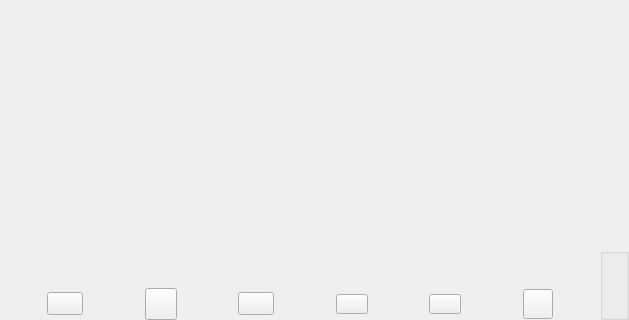
This is examples/qtmegachatapi/callGui.ui in meganz/MEGAchat as Qt 5 draws it before an edit; both pictures show x 0 to 629 and y 158 to 478 of the 629 by 478 pixel window. The edited form follows.
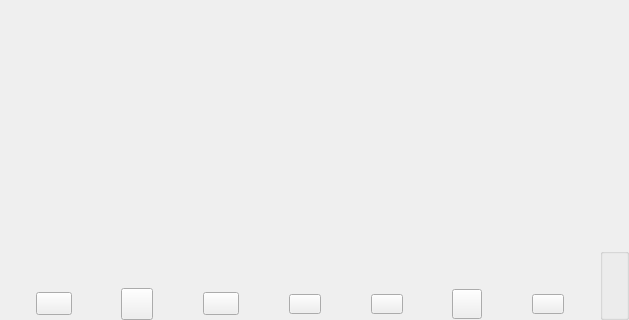
This is the edited form. Icons and pictures are not drawn. Custom widgets are drawn as their Qt base class.

Commit message: Implement Call on hold functionality

Diff of the .ui file:
```diff
--- a/examples/qtmegachatapi/callGui.ui
+++ b/examples/qtmegachatapi/callGui.ui
@@ -460,6 +460,65 @@
                </property>
               </spacer>
              </item>
+             <item>
+              <widget class="QToolButton" name="mCallOnHoldBtn">
+               <property name="sizePolicy">
+                <sizepolicy hsizetype="Fixed" vsizetype="Expanding">
+                 <horstretch>0</horstretch>
+                 <verstretch>0</verstretch>
+                </sizepolicy>
+               </property>
+               <property name="minimumSize">
+                <size>
+                 <width>32</width>
+                 <height>20</height>
+                </size>
+               </property>
+               <property name="maximumSize">
+                <size>
+                 <width>36</width>
+                 <height>20</height>
+                </size>
+               </property>
+               <property name="styleSheet">
+                <string notr="true">QToolButton
+{
+border-image: url(':/callOnHold.png');
+}
+QToolButton:hover
+{
+border-image: url(':/callOnHold2.png');
+}
+QToolButton:checked
+{
+border-image: url(':/callOnHoldActive.png');
+}
+QToolButton:checked:hover
+{
+border-image: url(':/callOnHoldActive2.png');
+}</string>
+               </property>
+               <property name="text">
+                <string/>
+               </property>
+               <property name="checkable">
+                <bool>true</bool>
+               </property>
+              </widget>
+             </item>
+             <item>
+              <spacer name="horizontalSpacer_7">
+               <property name="orientation">
+                <enum>Qt::Horizontal</enum>
+               </property>
+               <property name="sizeHint" stdset="0">
+                <size>
+                 <width>40</width>
+                 <height>20</height>
+                </size>
+               </property>
+              </spacer>
+             </item>
             </layout>
            </item>
           </layout>
```
The commit also changes 20 other files.
